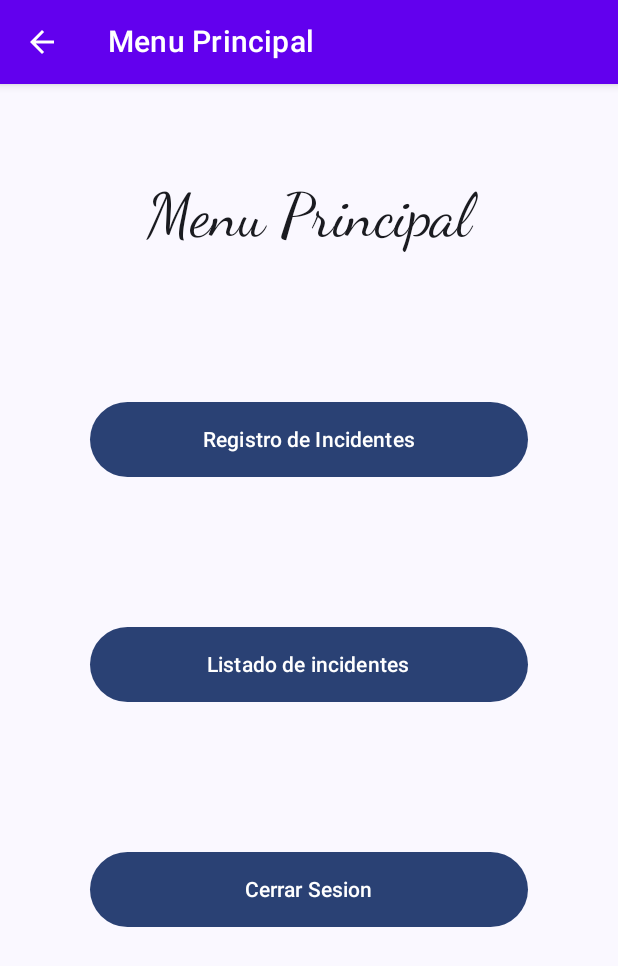
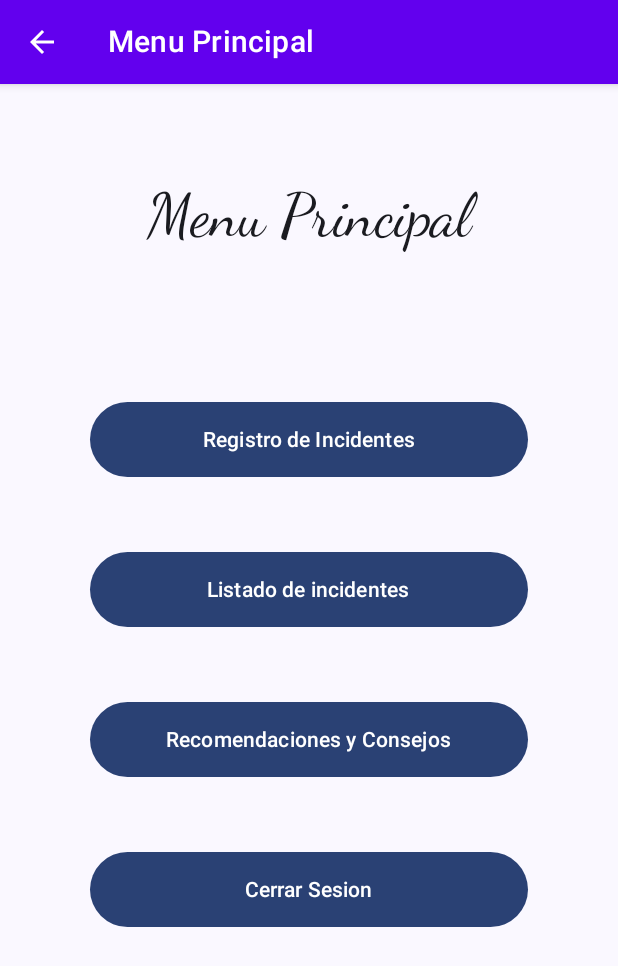
Before and after one commit to Maricarmen5-31/DANPExamen01, an Android app built with Jetpack Compose: the PrincipalMenu screen opened through its navigation route, on a phone screen of 412 x 824 dp. Shown: the top 966 px of the screen. Run offline under Robolectric (Android 15) with nearby library versions, the phone set to English and light mode, and no system bars.

Commit message:
Add Recomendaciones

```diff
--- a/app/src/main/java/com/example/danpexamen01/interfaces/MainActivity.kt
+++ b/app/src/main/java/com/example/danpexamen01/interfaces/MainActivity.kt
@@ -52,6 +52,7 @@ fun ScreenMain(
         composable("forgot-password") { ForgotPassword(navController = navController) }
         composable("registrar-incident") { RegisterIncident(navController = navController) }
         composable("listado_incident") { ListaIncident(navController = navController) }
+        composable("recomend") { Recomend(navController = navController) }
     }
 }
 
--- a/app/src/main/java/com/example/danpexamen01/interfaces/PrincipalMenu.kt
+++ b/app/src/main/java/com/example/danpexamen01/interfaces/PrincipalMenu.kt
@@ -60,11 +60,11 @@ fun PrincipalMenu(navController: NavController) {
                         }
                     }
 
-                    Spacer(modifier = Modifier.height(100.dp))
+                    Spacer(modifier = Modifier.height(50.dp))
 
                     Box(modifier = Modifier.padding(40.dp, 0.dp, 40.dp, 0.dp)) {
                         Button(
-                            onClick = { navController.navigate("listado") },
+                            onClick = { navController.navigate("listado_incident") },
                             shape = RoundedCornerShape(50.dp),
                             modifier = Modifier
                                 .fillMaxWidth()
@@ -74,7 +74,21 @@ fun PrincipalMenu(navController: NavController) {
                         }
                     }
 
-                    Spacer(modifier = Modifier.height(100.dp))
+                    Spacer(modifier = Modifier.height(50.dp))
+
+                    Box(modifier = Modifier.padding(40.dp, 0.dp, 40.dp, 0.dp)) {
+                        Button(
+                            onClick = { navController.navigate("recomend") },
+                            shape = RoundedCornerShape(50.dp),
+                            modifier = Modifier
+                                .fillMaxWidth()
+                                .height(50.dp)
+                        ) {
+                            Text(text = "Recomendaciones y Consejos")
+                        }
+                    }
+
+                    Spacer(modifier = Modifier.height(50.dp))
 
                     Box(modifier = Modifier.padding(40.dp, 0.dp, 40.dp, 0.dp)) {
                         Button(
--- a/app/src/main/java/com/example/danpexamen01/interfaces/login/LoginPage.kt
+++ b/app/src/main/java/com/example/danpexamen01/interfaces/login/LoginPage.kt
@@ -39,7 +39,7 @@ fun LoginPage(navController: NavController) {
                 fontSize = 14.sp,
                 fontFamily = FontFamily.Default,
                 textDecoration = TextDecoration.Underline,
-                color = PurpleGrey80
+                color = PurpleGrey40
             )
         )
     }
@@ -63,8 +63,8 @@ fun LoginPage(navController: NavController) {
         Spacer(modifier = Modifier.height(100.dp))
 
         Text(
-            text = "Login",
-            style = TextStyle(fontSize = 40.sp, fontFamily = FontFamily.SansSerif)
+            text = "Inicio de Sesión",
+            style = TextStyle(fontSize = 40.sp, fontFamily = FontFamily.Serif)
         )
 
         Spacer(modifier = Modifier.height(40.dp))
@@ -107,7 +107,7 @@ fun LoginPage(navController: NavController) {
                 fontSize = 15.sp,
                 fontFamily = FontFamily.Default,
                 textDecoration = TextDecoration.Underline,
-                color = PurpleGrey80
+                color = PurpleGrey40
             )
         )
     }
--- a/app/src/main/java/com/example/danpexamen01/ui/theme/Color.kt
+++ b/app/src/main/java/com/example/danpexamen01/ui/theme/Color.kt
@@ -5,6 +5,7 @@ import androidx.compose.ui.graphics.Color
 val Purple80 = Color(0xFFD0BCFF)
 val PurpleGrey80 = Color(0xFFCCC2DC)
 val Pink80 = Color(0xFFEFB8C8)
+val PurpleProfund = Color(0xFF9775D5)
 
 val PurpleGrey40 = Color(0xFF625b71)
 val Pink40 = Color(0xFF7D5260)
--- /dev/null
+++ b/app/src/main/res/drawable/accidente_icon.xml
@@ -0,0 +1,5 @@
+<vector android:alpha="0.61" android:height="504dp"
+    android:viewportHeight="700" android:viewportWidth="740"
+    android:width="700dp" xmlns:android="http://schemas.android.com/apk/res/android">
+    <path android:fillColor="#FF000000" android:pathData="M64,64l224,0 0,9.8c0,39 -23.7,74 -59.9,88.4C167.6,186.5 128,245 128,310.2l0,73.8s0,0 0,0L64,384L64,64zM352,64l224,0L576,384L508.3,384l-3.7,-4.5 -75.2,-90.2c-9.1,-10.9 -22.6,-17.3 -36.9,-17.3l-71.1,0 -41,-63.1c-0.3,-0.5 -0.6,-1 -1,-1.4c44.7,-29 72.5,-79 72.5,-133.6l0,-9.8zM425,384L379.2,384l42.7,64L592,448c26.5,0 48,-21.5 48,-48L640,48c0,-26.5 -21.5,-48 -48,-48L48,0C21.5,0 0,21.5 0,48L0,400c0,26.5 21.5,48 48,48L308.2,448l33.2,49.8c9.8,14.7 29.7,18.7 44.4,8.9s18.7,-29.7 8.9,-44.4L310.5,336l74.6,0 40,48zM265.5,384L192,384s0,0 0,0l0,-73.8c0,-10.2 1.6,-20.1 4.7,-29.5L265.5,384zM192,128a48,48 0,1 0,-96 0,48 48,0 1,0 96,0z"/>
+</vector>
```
Also changed, not shown: app/src/main/java/com/example/danpexamen01/interfaces/Recomen.kt (added, +211 -0 lines), app/src/debug/Logo-playstore.png.
